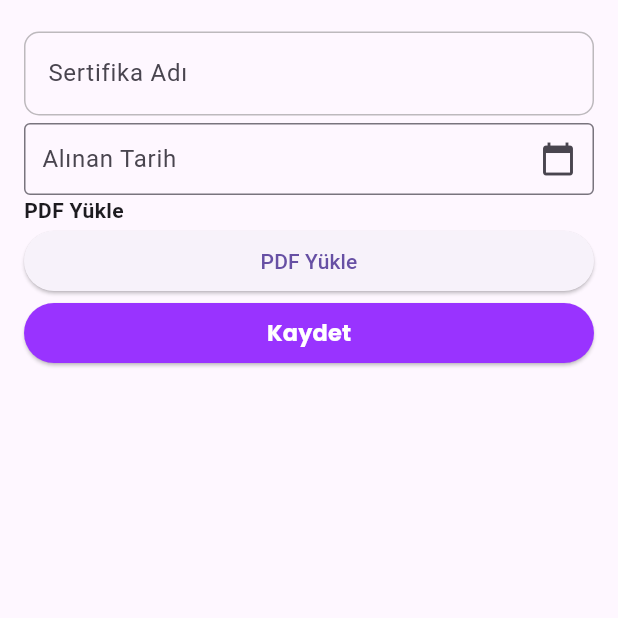
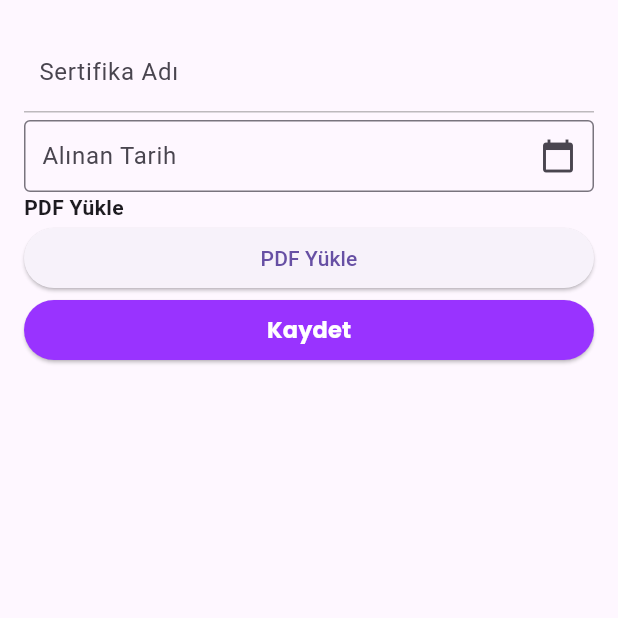
Before and after one commit to engnect/tobeto, a Flutter app: the CertificatesPage screen opened directly, on a phone screen of 412 x 824 dp, the top half of it. Run offline on Flutter 3.47's test engine with Material 3 defaults, Android fonts, the phone set to English and light mode, and no system bars; our stand-ins replace carousel_slider, chewie, cloud_firestore, curved_navigation_bar, file_picker, firebase_auth and 11 more; missing offline and left inert: glowy_borders, intl_phone_field2, scroll_app_bar_2_0_0_custom_fix; accounts and stored records are empty; network calls fail.

Commit message:
input güncellemesi

```diff
--- a/lib/src/presentation/widgets/input_field.dart
+++ b/lib/src/presentation/widgets/input_field.dart
@@ -75,6 +75,8 @@ class _TBTInputFieldState extends State<TBTInputField> {
                       ),
                     ),
           hintText: widget.hintText,
+          contentPadding:
+              const EdgeInsets.symmetric(vertical: 15, horizontal: 10),
           border: const OutlineInputBorder(
             borderSide: BorderSide(
               color: Color.fromRGBO(138, 138, 138, 0.4),
@@ -89,10 +91,7 @@ class _TBTInputFieldState extends State<TBTInputField> {
               width: 4,
             ),
           ),
-          enabledBorder: const OutlineInputBorder(
-            borderRadius: BorderRadius.all(
-              Radius.circular(10),
-            ),
+          enabledBorder: const UnderlineInputBorder(
             borderSide: BorderSide(
               color: Color.fromRGBO(112, 112, 112, 0.459),
             ),
```
